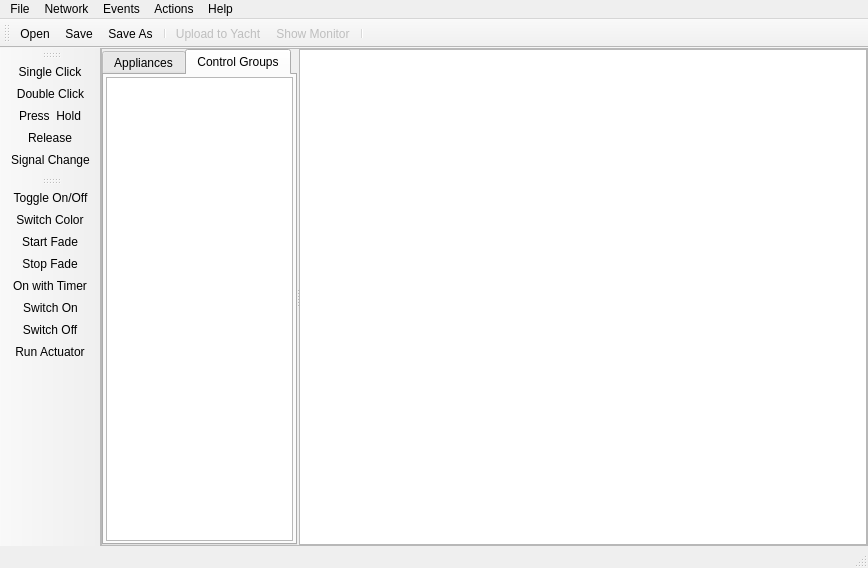
Old version of the form ElecntrlManager/mainwindow.ui in the repository JesperWe/CANLight.
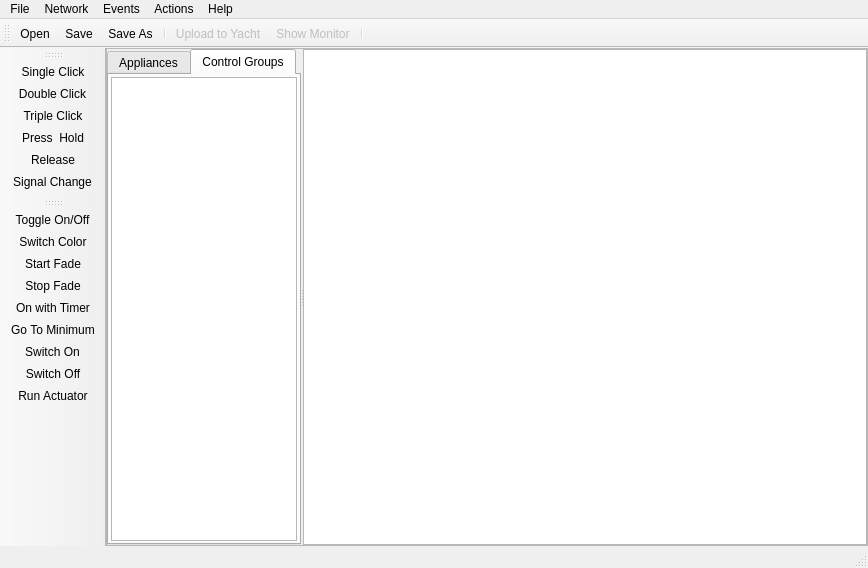
New version of the form. Icons and pictures are not drawn. Custom widgets are drawn as their Qt base class.

Commit message: Add Triple Click event and Goto Minimum action.

```diff
--- a/ElecntrlManager/mainwindow.ui
+++ b/ElecntrlManager/mainwindow.ui
@@ -286,6 +286,7 @@
    </attribute>
    <addaction name="actionSingle_Click"/>
    <addaction name="actionDouble_Click"/>
+   <addaction name="actionTriple_Click"/>
    <addaction name="actionPress_Hold"/>
    <addaction name="actionRelease"/>
    <addaction name="actionSignal_Change"/>
@@ -305,6 +306,7 @@
    <addaction name="actionStart_Fade"/>
    <addaction name="actionStop_Fade"/>
    <addaction name="actionOn_with_Timer"/>
+   <addaction name="actionGo_To_Minimum"/>
    <addaction name="actionSwitch_On"/>
    <addaction name="actionSwitch_Off"/>
    <addaction name="actionRun_Actuator"/>
@@ -549,6 +551,26 @@
     <string>On with Timer</string>
    </property>
   </action>
+  <action name="actionGo_To_Minimum">
+   <property name="icon">
+    <iconset>
+     <normalon>:/graphics/minimum.svg</normalon>
+    </iconset>
+   </property>
+   <property name="text">
+    <string>Go To Minimum</string>
+   </property>
+  </action>
+  <action name="actionTriple_Click">
+   <property name="icon">
+    <iconset>
+     <normalon>:/graphics/click-triple.svg</normalon>
+    </iconset>
+   </property>
+   <property name="text">
+    <string>Triple Click</string>
+   </property>
+  </action>
  </widget>
  <layoutdefault spacing="6" margin="11"/>
  <customwidgets>
```
Left out of the diff: 34 changed lines with no effect on the pictures. The commit also changes 14 other files.
